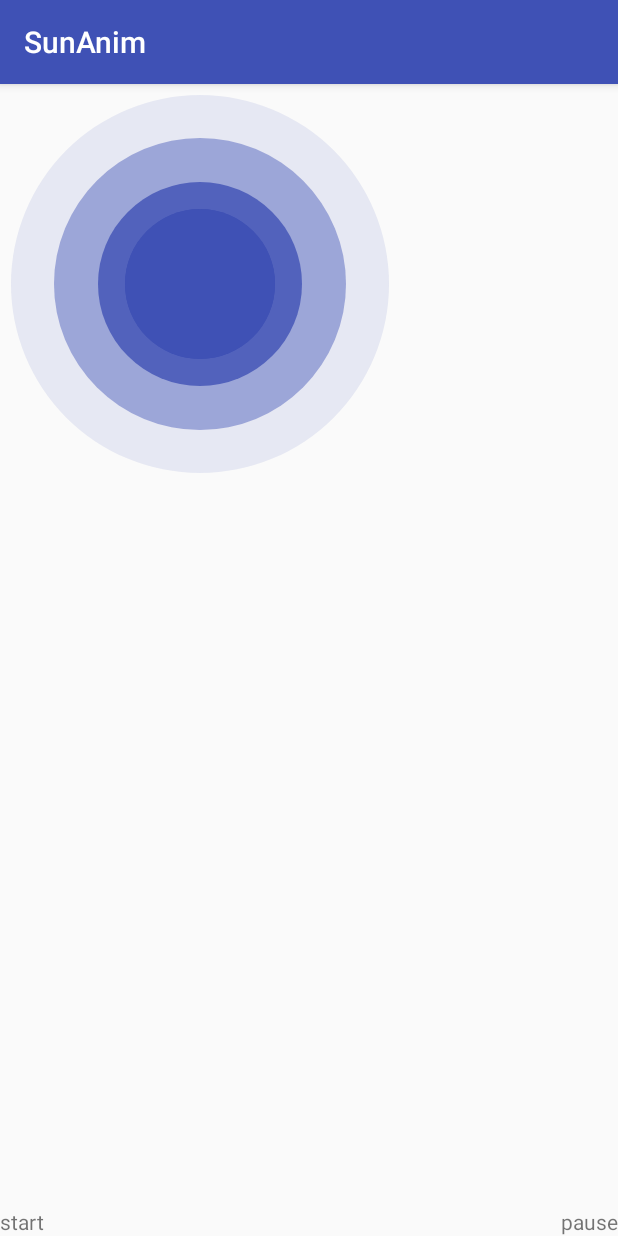
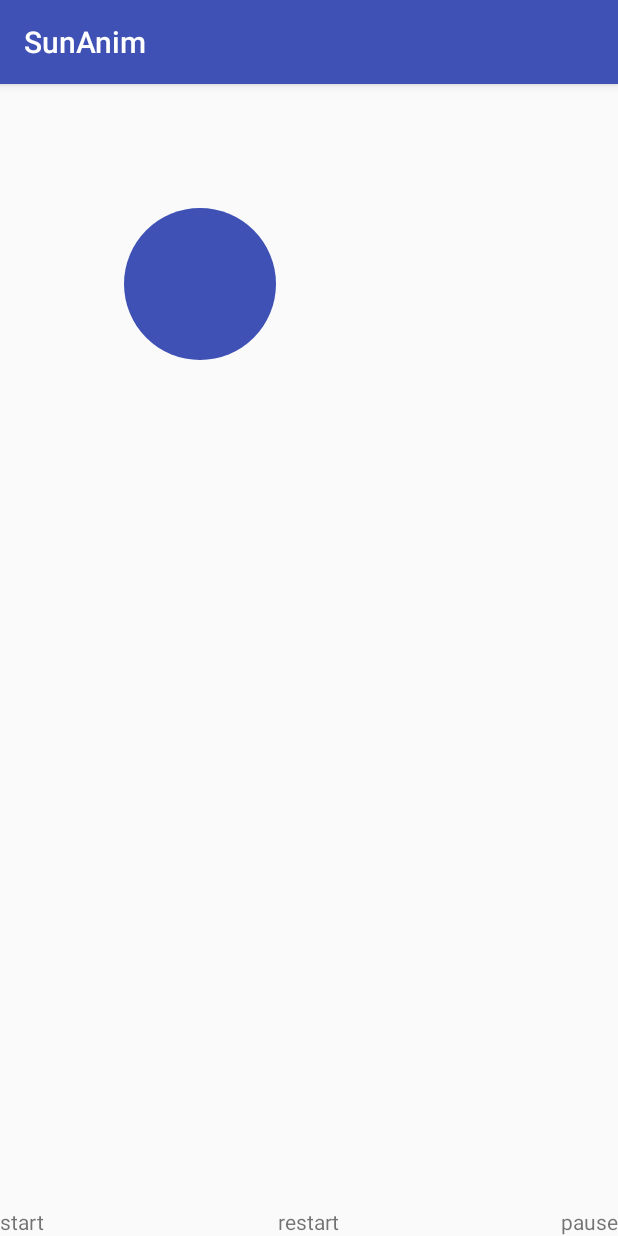
Before and after one commit to halohoop/SunAnim, an Android app: the screen it shows after launch (MainActivity), after a tap on "pause", on a phone screen of 412 x 824 dp. Run offline under Robolectric (Android 15) with nearby library versions, the phone set to English and light mode, and no system bars.

Commit message:
more improvements.

```diff
--- a/app/src/main/java/com/tplink/sunanim/MainActivity.java
+++ b/app/src/main/java/com/tplink/sunanim/MainActivity.java
@@ -12,6 +12,7 @@ public class MainActivity extends AppCompatActivity implements View.OnClickListe
     private SunAnimView sav;
     private TextView tv;
     private TextView tv1;
+    private TextView tv2;
 
     @Override
     protected void onCreate(Bundle savedInstanceState) {
@@ -19,8 +20,10 @@ public class MainActivity extends AppCompatActivity implements View.OnClickListe
         setContentView(R.layout.activity_main);
         tv = (TextView) findViewById(R.id.tv);
         tv1 = (TextView) findViewById(R.id.tv1);
+        tv2 = (TextView) findViewById(R.id.tv2);
         tv.setOnClickListener(this);
         tv1.setOnClickListener(this);
+        tv2.setOnClickListener(this);
         sav = (SunAnimView) findViewById(R.id.sav);
     }
 
@@ -38,6 +41,8 @@ public class MainActivity extends AppCompatActivity implements View.OnClickListe
                 break;
             case R.id.tv1:
                 sav.pauseHaloSpread();
+            case R.id.tv2:
+                sav.restartHaloSpread();
                 break;
         }
     }
--- a/app/src/main/res/layout/activity_main.xml
+++ b/app/src/main/res/layout/activity_main.xml
@@ -19,14 +19,21 @@
         android:layout_alignParentBottom="true"
         android:layout_alignParentRight="true"
         android:text="pause"/>
+    <TextView
+        android:id="@+id/tv2"
+        android:layout_width="wrap_content"
+        android:layout_height="wrap_content"
+        android:layout_alignParentBottom="true"
+        android:layout_centerHorizontal="true"
+        android:text="restart"/>
     <com.tplink.sunanim_lib.widgets.SunAnimView
         android:id="@+id/sav"
         android:layout_width="match_parent"
         android:layout_height="match_parent"
-        app:sun_color="@color/colorPrimary"
-        app:raidus="50dp"
         app:end_radius="200dp"
         app:halo_count="4"
+        app:raidus="50dp"
         app:sun_center_x="200"
-        app:sun_center_y="200"></com.tplink.sunanim_lib.widgets.SunAnimView>
+        app:sun_center_y="200"
+        app:sun_color="@color/colorPrimary"></com.tplink.sunanim_lib.widgets.SunAnimView>
 </RelativeLayout>
--- a/sunanim-lib/src/main/java/com/tplink/sunanim_lib/widgets/SunAnimView.java
+++ b/sunanim-lib/src/main/java/com/tplink/sunanim_lib/widgets/SunAnimView.java
@@ -175,7 +175,12 @@ public class SunAnimView extends View {
     }
 
     public void restartHaloSpread() {
-
+        for (int i = 0; i < mRadiusVos.size(); i++) {
+            RadiusVo radiusVo = mRadiusVos.get(i);
+            radiusVo.mCurrentRadius = mSunRaidus;
+            radiusVo.mColor = mSunColor;
+            radiusVo.mAlpha = 255;
+        }
     }
 
     /**
```
